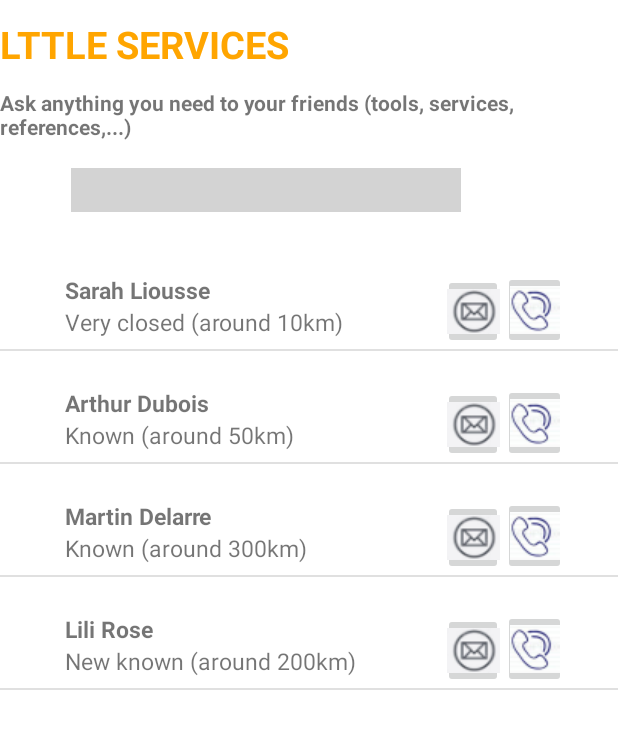
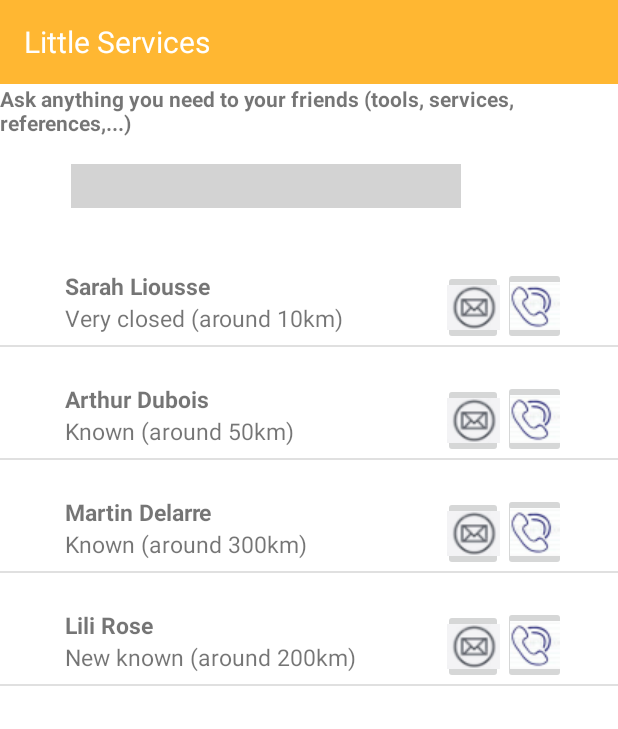
Before and after one commit to 0rangeProject/BeSocial, an Android app: the LittleServicesActivity screen opened directly, with no data from a screen before it, on a phone screen of 412 x 824 dp. Shown: the top 729 px of the screen. Run offline under Robolectric (Android 15) with nearby library versions, the phone set to English and light mode, and no system bars.

Commit message:
Some bugs fixed (toolbar...)

```diff
--- a/app/src/main/AndroidManifest.xml
+++ b/app/src/main/AndroidManifest.xml
@@ -54,7 +54,7 @@
         </activity>
 
         <activity
-            android:name=".ChallengeActivity"
+            android:name=".sport.ChallengeActivity"
             android:label="SPORT"
             android:theme="@style/AppTheme" >
         </activity>
--- a/app/src/main/java/com/example/agathe/tsgtest/FirstSportActivity.java
+++ b/app/src/main/java/com/example/agathe/tsgtest/FirstSportActivity.java
@@ -17,6 +17,8 @@ import android.widget.Chronometer;
 import android.widget.ImageButton;
 import android.widget.ImageView;
 import android.widget.TextView;
+
+import com.example.agathe.tsgtest.sport.ChallengeActivity;
 
 import static android.hardware.Sensor.TYPE_STEP_COUNTER;
 import static android.hardware.Sensor.TYPE_STEP_DETECTOR;
--- a/app/src/main/java/com/example/agathe/tsgtest/sport/ChallengeActivity.java
+++ b/app/src/main/java/com/example/agathe/tsgtest/sport/ChallengeActivity.java
@@ -8,10 +8,7 @@ import android.widget.ImageView;
 import android.widget.ListView;
 import android.widget.TextView;
 
-
 import com.example.agathe.tsgtest.R;
-import com.example.agathe.tsgtest.sport.ContactAdapter;
-import com.example.agathe.tsgtest.sport.ContactChallenge;
 
 import java.util.ArrayList;
 import java.util.List;
--- a/app/src/main/java/com/example/agathe/tsgtest/sport/LittleServicesActivity.java
+++ b/app/src/main/java/com/example/agathe/tsgtest/sport/LittleServicesActivity.java
@@ -3,6 +3,7 @@ package com.example.agathe.tsgtest.sport;
 import android.content.Context;
 import android.os.Bundle;
 import android.support.v7.app.AppCompatActivity;
+import android.support.v7.widget.Toolbar;
 import android.widget.EditText;
 import android.widget.ImageButton;
 import android.widget.ListView;
@@ -34,6 +35,9 @@ public class LittleServicesActivity extends AppCompatActivity {
         btn_call = (ImageButton) findViewById(R.id.img_btn_call);
         contacts_list = (ListView) findViewById(R.id.ls_contact_list);
 
+        Toolbar myToolbar = (Toolbar) findViewById(R.id.my_toolbar);
+        setSupportActionBar(myToolbar);
+
        /** btn_send_message.setImageResource(R.drawable.envelop);
         btn_call.setImageResource(R.drawable.call_icon);
         **/
--- a/app/src/main/res/layout/little_services.xml
+++ b/app/src/main/res/layout/little_services.xml
@@ -4,30 +4,23 @@
     android:layout_width="match_parent" android:layout_height="match_parent"
     android:background="@color/colorWhite">
 
-    <TextView
-        android:text="@string/little_services"
-        android:textColor="@color/colorOrange"
-        android:textStyle="bold"
-        android:textSize="25sp"
-        android:layout_width="wrap_content"
-        android:layout_height="wrap_content"
-        android:id="@+id/little_services_tittle"
-        android:layout_marginTop="12dp"
-        android:layout_alignParentTop="true"
-        android:layout_marginRight="10dp"
-        android:layout_marginEnd="10dp" />
+    <android.support.v7.widget.Toolbar
+        xmlns:app="http://schemas.android.com/apk/res-auto"
+        android:id="@+id/my_toolbar_little_services"
+        android:layout_width="match_parent"
+        android:layout_height="?attr/actionBarSize"
+        android:background="?attr/colorPrimary"
+        android:theme="@style/ThemeOverlay.AppCompat.ActionBar"
+        app:popupTheme="@style/ThemeOverlay.AppCompat.Light" >
 
-    <TextView
-        android:text="@string/ls_description"
-        android:textSize="14sp"
-        android:textStyle="bold"
-        android:layout_width="wrap_content"
-        android:layout_height="wrap_content"
-        android:id="@+id/little_services_description"
-        android:layout_below="@+id/little_services_tittle"
-        android:layout_alignParentRight="true"
-        android:layout_alignParentEnd="true"
-        android:layout_marginTop="12dp" />
+        <TextView
+            android:layout_width="match_parent"
+            android:layout_height="wrap_content"
+            android:textSize="20sp"
+            android:textColor="#FFFFFF"
+            android:text="@string/little_services"/>
+
+    </android.support.v7.widget.Toolbar>
 
     <EditText
         android:layout_width="wrap_content"
@@ -52,4 +45,15 @@
         android:layout_below="@+id/little_service_text"
         android:layout_centerHorizontal="true" />
 
+    <TextView
+        android:text="@string/ls_description"
+        android:textSize="14sp"
+        android:textStyle="bold"
+        android:layout_width="match_parent"
+        android:layout_height="wrap_content"
+        android:id="@+id/little_services_description"
+        android:layout_below="@+id/my_toolbar_little_services"
+        android:layout_alignParentLeft="true"
+        android:layout_alignParentStart="true" />
+
 </RelativeLayout>
--- a/app/src/main/res/values/strings.xml
+++ b/app/src/main/res/values/strings.xml
@@ -38,9 +38,10 @@
     <!--Sport Home -->
     <string name="desc">description</string>
     <string name="challenge_text">Challenge a friend !</string>
+    <string name="first_sport">Sport</string>
 
     <!--Little Services -->
-    <string name="little_services">LTTLE SERVICES</string>
+    <string name="little_services">Little Services</string>
     <string name="ls_description">Ask anything you need to your friends (tools, services, references,...)</string>
     <string name="send_message">SEND MESSAGE</string>
     <string name="call">CALL</string>
```
Also changed, not shown: app/src/main/res/layout/first_sport.xml (+30 -15 lines).
